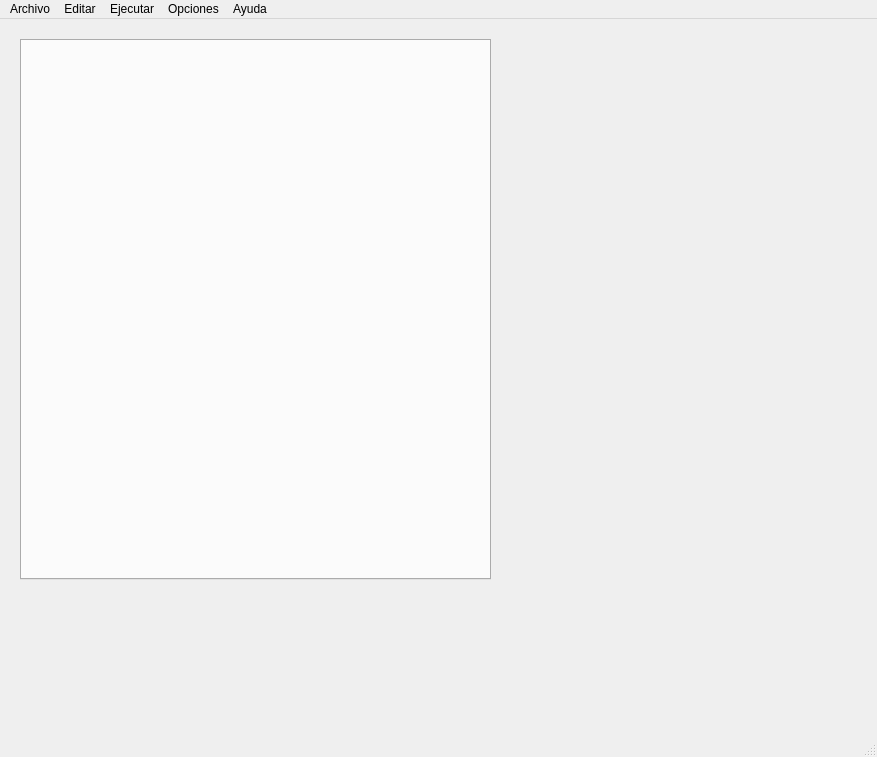
The window that src/gui.ui (PabloOsuna1997/Proyecto_Augus) describes before a commit, drawn with Qt 5.
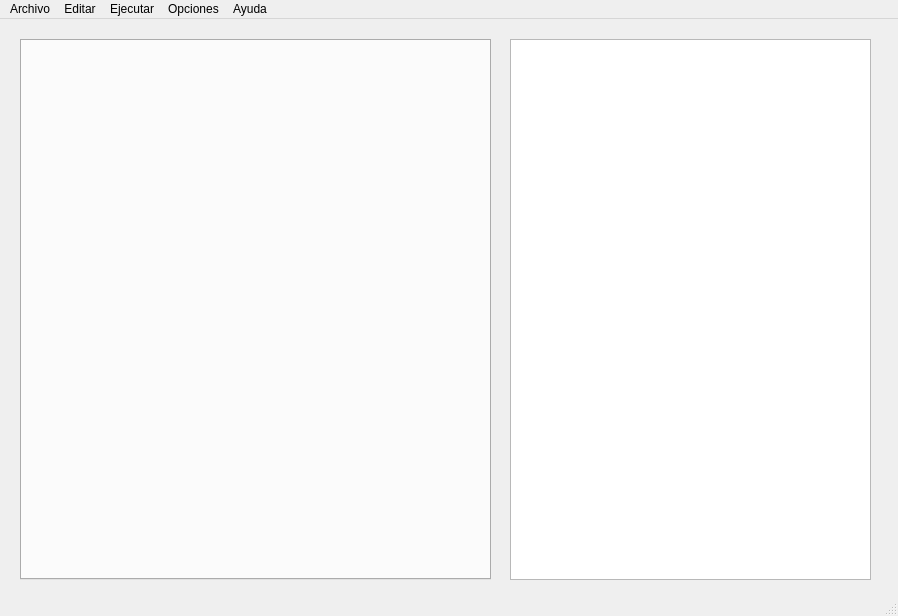
The same window after the commit.

Commit message: feat: New features

Diff of the .ui file:
```diff
--- a/src/gui.ui
+++ b/src/gui.ui
@@ -6,8 +6,8 @@
    <rect>
     <x>0</x>
     <y>0</y>
-    <width>877</width>
-    <height>757</height>
+    <width>898</width>
+    <height>616</height>
    </rect>
   </property>
   <property name="windowTitle">
@@ -27,13 +27,23 @@
      <number>-1</number>
     </property>
    </widget>
+   <widget class="QTextEdit" name="textEditConsole">
+    <property name="geometry">
+     <rect>
+      <x>510</x>
+      <y>20</y>
+      <width>361</width>
+      <height>541</height>
+     </rect>
+    </property>
+   </widget>
   </widget>
   <widget class="QMenuBar" name="menubar">
    <property name="geometry">
     <rect>
      <x>0</x>
      <y>0</y>
-     <width>877</width>
+     <width>898</width>
      <height>21</height>
     </rect>
    </property>
```
The commit also changes 1 other file.
